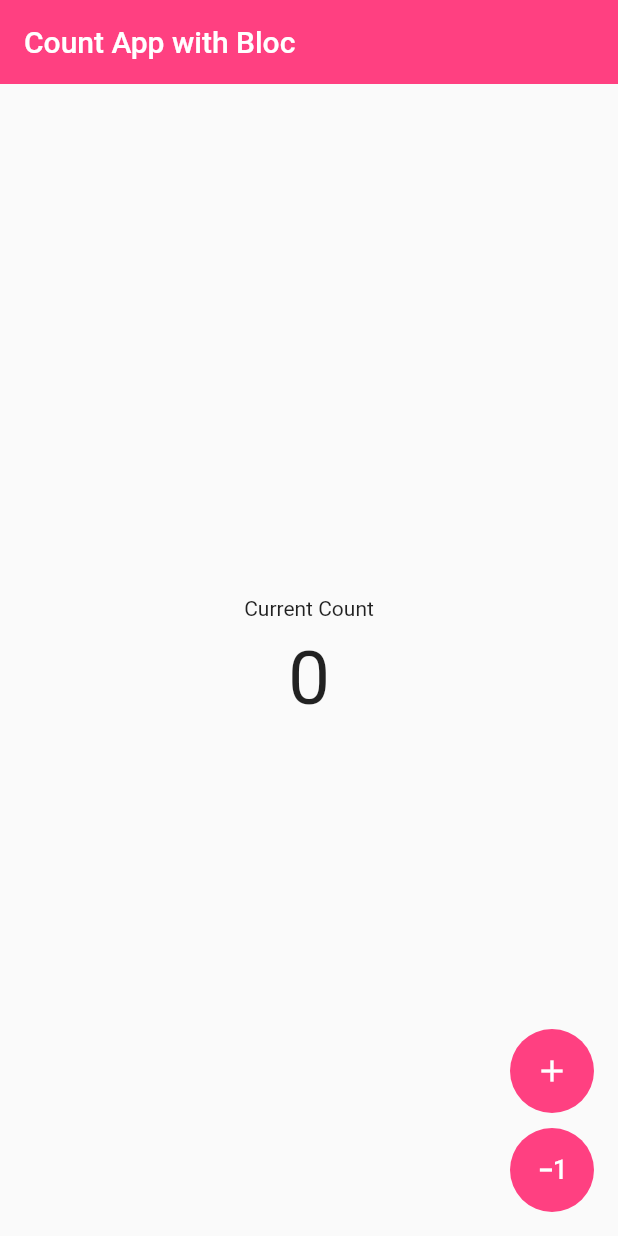
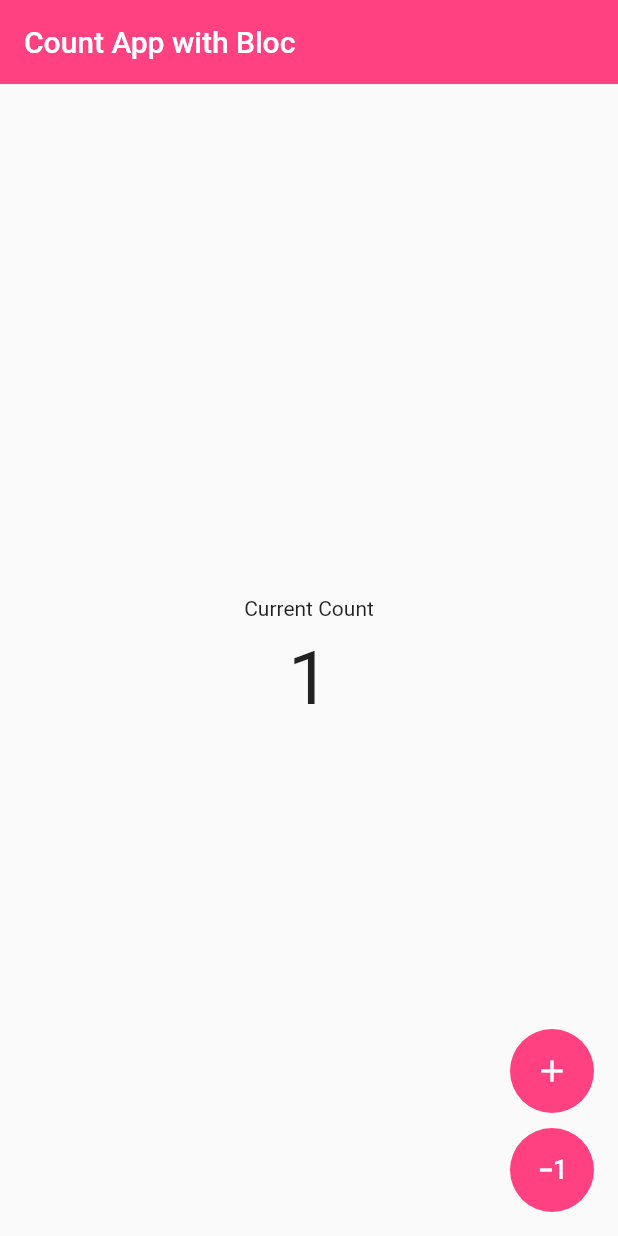
Before and after one commit to squirelboy360/project_bloc_1, a Flutter app: the screen it shows after launch, after a tap on the "add" icon, on a phone screen of 412 x 824 dp. Run offline on Flutter 3.47's test engine with Material 2 defaults, Android fonts, the phone set to English and light mode, and no system bars; our stand-ins replace bloc, flutter_bloc.

Commit message:
Normal Basic App(You can follow along my code structure). This app is nothing special(init push)

```diff
--- a/lib/main.dart
+++ b/lib/main.dart
@@ -1,4 +1,6 @@
 import 'package:flutter/material.dart';
+import 'package:flutter_bloc/flutter_bloc.dart';
+import 'package:project_bloc_1/provider/counter_cubit.dart';
 
 void main(){
   runApp(const MyApp());
@@ -9,8 +11,10 @@ class MyApp extends StatelessWidget {
 
   @override
   Widget build(BuildContext context) {
-    return const MaterialApp(
-      home: Home()
+    return BlocProvider<CounterCubit>(create: (context)=>CounterCubit(),
+    child: const  MaterialApp(
+        home: Home()
+    ),
     );
   }
 }
@@ -26,23 +30,27 @@ class Home extends StatelessWidget {
         backgroundColor: Colors.pinkAccent,
         title: const Text('Count App with Bloc'),
       ),
-      body: const  Center(
+      body:  Center(
        child: Column(
          mainAxisAlignment: MainAxisAlignment.center,
-         children:[Text('Current Count'),
-          SizedBox(height: 10,),
-       Text('0',style: TextStyle(fontSize: 50),)],
+         children:[
+           const Text('Current Count'),
+          const SizedBox(height: 10,),
+        BlocBuilder<CounterCubit,CounterState>(
+          builder: (context,state){
+            return Text(state.numValue.toString(),style: const TextStyle(fontSize: 50),);
+          },
        ),
-      ),
+      ])),
       floatingActionButton: Column(
         mainAxisAlignment: MainAxisAlignment.end,
         children: [
           FloatingActionButton(onPressed: (){
-
+            BlocProvider.of<CounterCubit>(context).increment();
           }, backgroundColor: Colors.pinkAccent,elevation: 0,child: const Icon(Icons.add,),),
           const SizedBox(height: 10,),
           FloatingActionButton(onPressed: (){
-
+            BlocProvider.of<CounterCubit>(context).decrement();
           }, backgroundColor: Colors.pinkAccent,elevation: 0,child: const Icon(Icons.exposure_minus_1),)
         ],
       ),
--- /dev/null
+++ b/lib/provider/counter_cubit.dart
@@ -0,0 +1,13 @@
+import 'package:bloc/bloc.dart';
+import 'package:meta/meta.dart';
+
+part 'counter_state.dart';
+
+class CounterCubit extends Cubit<CounterState> {
+  CounterCubit() : super(CounterState(numValue: 0));
+
+
+  void increment()=>emit(CounterState(numValue: state.numValue+1));
+  void decrement()=>emit(CounterState(numValue: state.numValue-1));
+
+}
--- a/lib/provider/counter_event.dart
+++ /dev/null
@@ -1,4 +0,0 @@
-part of 'counter_bloc.dart';
-
-@immutable
-abstract class CounterEvent {}
--- a/lib/provider/counter_state.dart
+++ b/lib/provider/counter_state.dart
@@ -1,6 +1,11 @@
-part of 'counter_bloc.dart';
+part of 'counter_cubit.dart';
 
-@immutable
-abstract class CounterState {}
 
-class CounterInitial extends CounterState {}
+class CounterState {
+  int numValue;
+
+
+  CounterState({
+    required this.numValue
+});
+}
```
Also changed, not shown: lib/provider/counter_bloc.dart (deleted, +0 -15 lines).
